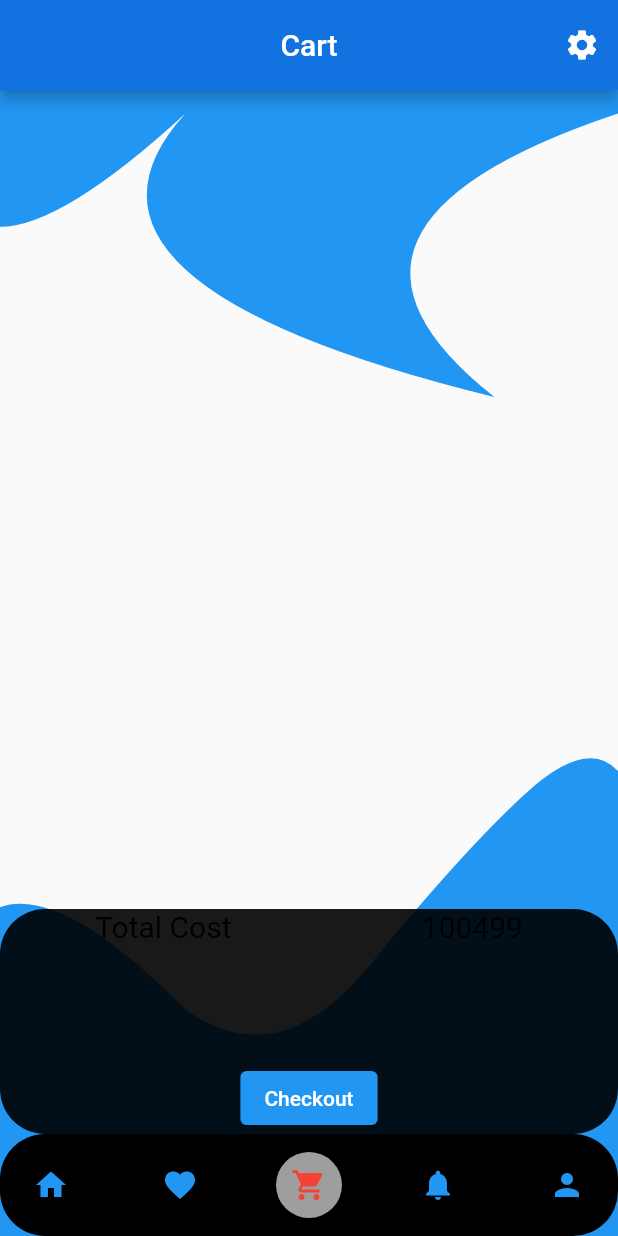
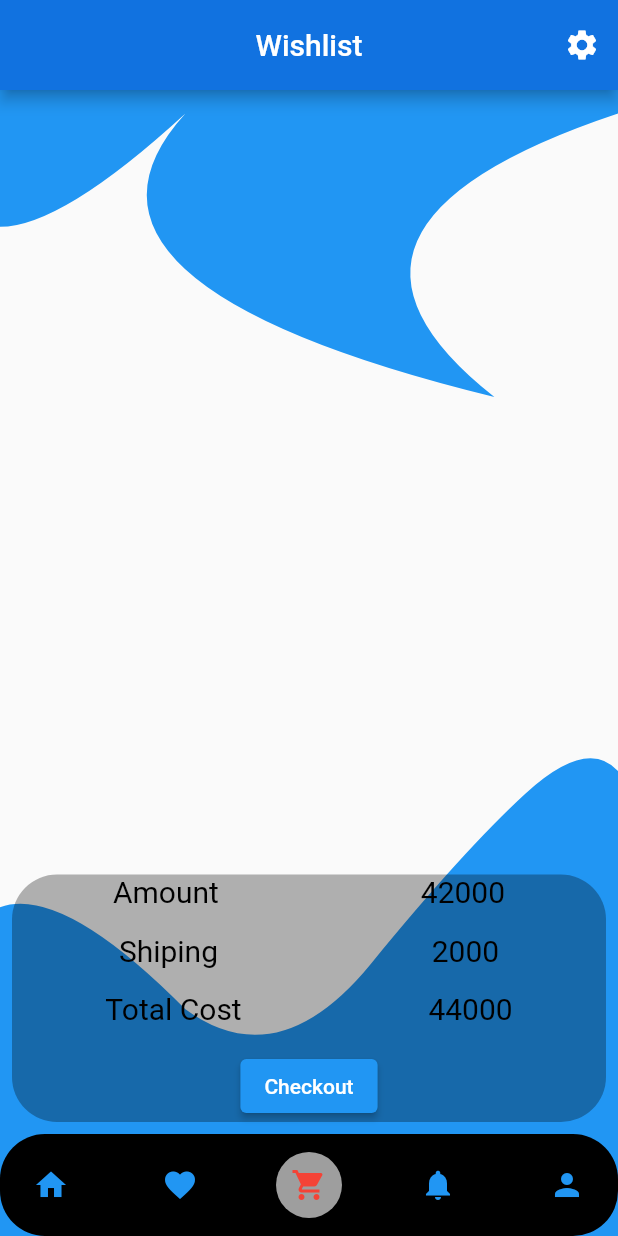
Before and after one commit to boneyjohns/Samayam-watch-e-commerce-app, a Flutter app: the Navigationpage screen opened directly, item 3 of the bottom bar chosen, on a phone screen of 412 x 824 dp. Run offline on Flutter 3.47's test engine with Material 2 defaults, Android fonts, the phone set to English and light mode, and no system bars; drawn by our look-alikes of google_nav_bar; our stand-ins replace cloud_firestore, firebase_auth, firebase_core, firebase_storage, get, google_fonts and 2 more; missing offline and left inert: searchbar_animation; accounts and stored records are empty; network calls fail; Roboto replaces fonts that are missing (Amita).

Commit message:
some bugs in caart screen fixed

```diff
--- a/lib/views/cart_screen/cartscreen.dart
+++ b/lib/views/cart_screen/cartscreen.dart
@@ -1,10 +1,10 @@
 import 'package:cloud_firestore/cloud_firestore.dart';
+import 'package:samayam/views/settings/settings.dart';
 
 import 'package:flutter/material.dart';
 import 'package:get/get.dart';
 import 'package:samayam/const/const.dart';
 import 'package:samayam/model/product_model.dart';
-
 import 'package:samayam/views/cart_screen/widget/cartlist.dart';
 import 'package:samayam/views/cart_screen/widget/checkoutbob.dart';
 import 'package:samayam/views/navigation_screen/widget/myappbar.dart';
@@ -21,13 +21,14 @@ class CartScreen extends StatelessWidget {
         Myappbar(
           appbartrailing: IconButton(
               onPressed: () {
-                Get.to(() => const Settings(),
+                Get.to(const Settingspage(),
                     transition: Transition.circularReveal,
                     duration: const Duration(seconds: 2));
               },
               icon: const Icon(Icons.settings)),
-          title: const Text('Cart'),
+          title: const Text('Wishlist'),
         ),
+        kheight20,
         StreamBuilder<List<ProductModel>>(
             stream: FirebaseFirestore.instance
                 .collection('cart')
@@ -41,8 +42,11 @@ class CartScreen extends StatelessWidget {
                 return Expanded(
                   child: ListView.separated(
                     itemCount: snapshot.data!.length,
-                    itemBuilder: (context, index) => Cartlist(
-                      product: docSnapshot[index],
+                    itemBuilder: (context, index) => Padding(
+                      padding: const EdgeInsets.only(left: 10, right: 10),
+                      child: Cartlist(
+                        product: docSnapshot[index],
+                      ),
                     ),
                     separatorBuilder: (context, index) => kheight10,
                   ),
@@ -51,10 +55,10 @@ class CartScreen extends StatelessWidget {
                 return const Text('nodata');
               }
             }),
-        const Positioned(
-          bottom: 10,
+        const Padding(
+          padding: EdgeInsets.all(8.0),
           child: Checkoutbox(),
-        )
+        ),
       ],
     );
   }
--- a/lib/views/cart_screen/widget/checkoutbob.dart
+++ b/lib/views/cart_screen/widget/checkoutbob.dart
@@ -1,6 +1,8 @@
 import 'package:flutter/material.dart';
+import 'package:get/get.dart';
 import 'package:samayam/const/colours.dart';
 import 'package:samayam/const/textstyle.dart';
+import 'package:samayam/views/paymentscreen/paymentscreen.dart';
 
 class Checkoutbox extends StatelessWidget {
   const Checkoutbox({
@@ -10,13 +12,38 @@ class Checkoutbox extends StatelessWidget {
   @override
   Widget build(BuildContext context) {
     return Container(
-      height: 150,
+      height: 165,
       decoration: BoxDecoration(
-          borderRadius: BorderRadius.circular(30),
-          color: kctransperant.withOpacity(0.9)),
+          borderRadius: BorderRadius.circular(30), color: kctransperant),
       child: Column(
         mainAxisAlignment: MainAxisAlignment.spaceBetween,
         children: [
+          Row(
+            mainAxisAlignment: MainAxisAlignment.spaceAround,
+            children: [
+              Text(
+                'Amount',
+                style: kcartliststyle,
+              ),
+              Text(
+                '42000',
+                style: kcartliststyle,
+              )
+            ],
+          ),
+          Row(
+            mainAxisAlignment: MainAxisAlignment.spaceAround,
+            children: [
+              Text(
+                'Shiping',
+                style: kcartliststyle,
+              ),
+              Text(
+                '2000',
+                style: kcartliststyle,
+              )
+            ],
+          ),
           Row(
             mainAxisAlignment: MainAxisAlignment.spaceAround,
             children: [
@@ -25,12 +52,18 @@ class Checkoutbox extends StatelessWidget {
                 style: kcartliststyle,
               ),
               Text(
-                '100499',
+                '44000',
                 style: kcartliststyle,
               )
             ],
           ),
-          ElevatedButton(onPressed: () {}, child: const Text("Checkout"))
+          ElevatedButton(
+              onPressed: () {
+                Get.to(const Paymentscreen(),
+                    transition: Transition.circularReveal,
+                    duration: const Duration(seconds: 2));
+              },
+              child: const Text("Checkout"))
         ],
       ),
     );
--- a/lib/views/favorites_screen/favoritescreen.dart
+++ b/lib/views/favorites_screen/favoritescreen.dart
@@ -14,7 +14,7 @@ class FavoritesScreen extends StatelessWidget {
         Myappbar(
           appbartrailing: IconButton(
               onPressed: () {
-                Get.to(const Settings(),
+                Get.to(const Settingspage(),
                     transition: Transition.circularReveal,
                     duration: const Duration(seconds: 2));
               },
--- a/lib/views/home_screen/home_screen.dart
+++ b/lib/views/home_screen/home_screen.dart
@@ -22,7 +22,7 @@ class Homescreen extends StatelessWidget {
       Myappbar(
         appbartrailing: IconButton(
             onPressed: () {
-              Get.to(const Settings(),
+              Get.to(const Settingspage(),
                   transition: Transition.circularReveal,
                   duration: const Duration(seconds: 2));
             },
--- a/lib/views/productdetails/productdetails.dart
+++ b/lib/views/productdetails/productdetails.dart
@@ -27,7 +27,7 @@ class Productdeatils extends StatelessWidget {
             appbartrailing: IconButton(
               icon: const Icon(Icons.settings),
               onPressed: () {
-                Get.to(const Settings(),
+                Get.to(const Settingspage(),
                     transition: Transition.circularReveal,
                     duration: const Duration(seconds: 2));
               },
--- a/lib/views/productdetails/widget/productdetailcheckoutbox.dart
+++ b/lib/views/productdetails/widget/productdetailcheckoutbox.dart
@@ -22,7 +22,7 @@ class Productdetailbox extends StatelessWidget {
             mainAxisAlignment: MainAxisAlignment.spaceAround,
             children: [
               Text(
-                'amount',
+                'Amount',
                 style: kcartliststyle,
               ),
               Text(
@@ -35,7 +35,7 @@ class Productdetailbox extends StatelessWidget {
             mainAxisAlignment: MainAxisAlignment.spaceAround,
             children: [
               Text(
-                'shiping',
+                'Shiping',
                 style: kcartliststyle,
               ),
               Text(
--- a/lib/views/settings/settings.dart
+++ b/lib/views/settings/settings.dart
@@ -9,8 +9,8 @@ import 'package:samayam/views/settings/widget/settinglisttile.dart';
 import 'package:samayam/views/splash_screen/widget/splash_paint.dart';
 import 'package:samayam/views/user_login_page/siigninpage.dart';
 
-class Settings extends StatelessWidget {
-  const Settings({super.key});
+class Settingspage extends StatelessWidget {
+  const Settingspage({super.key});
 
   @override
   Widget build(BuildContext context) {
```
Also changed, not shown: lib/views/notification_screen/notification_screen.dart (+7 -2 lines), lib/views/paymentscreen/paymentscreen.dart (+51 -14 lines).
